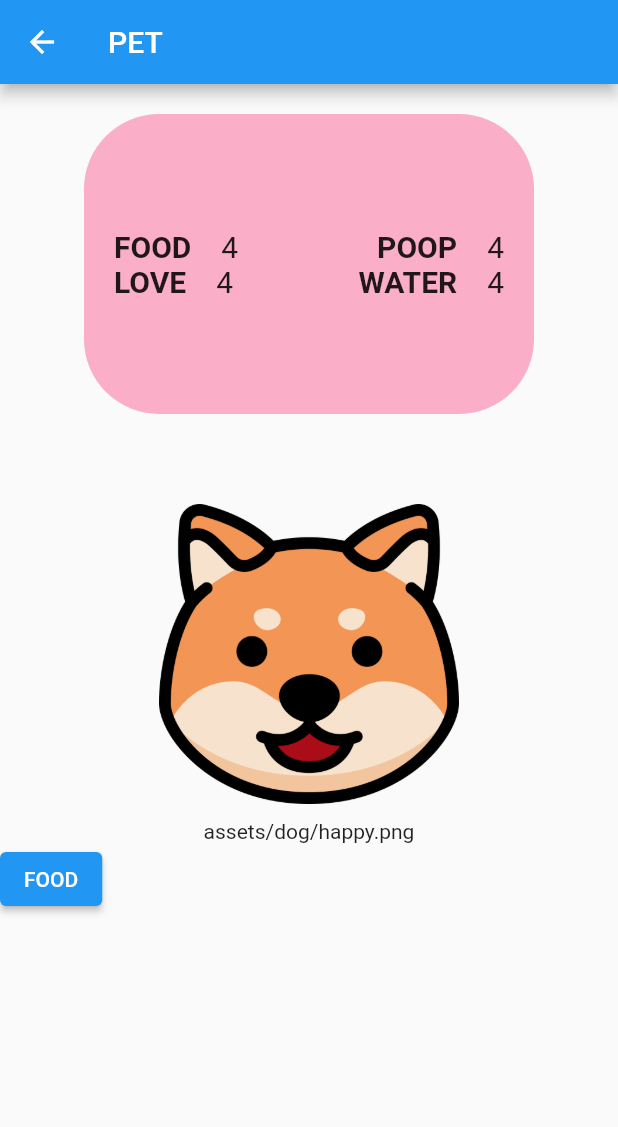
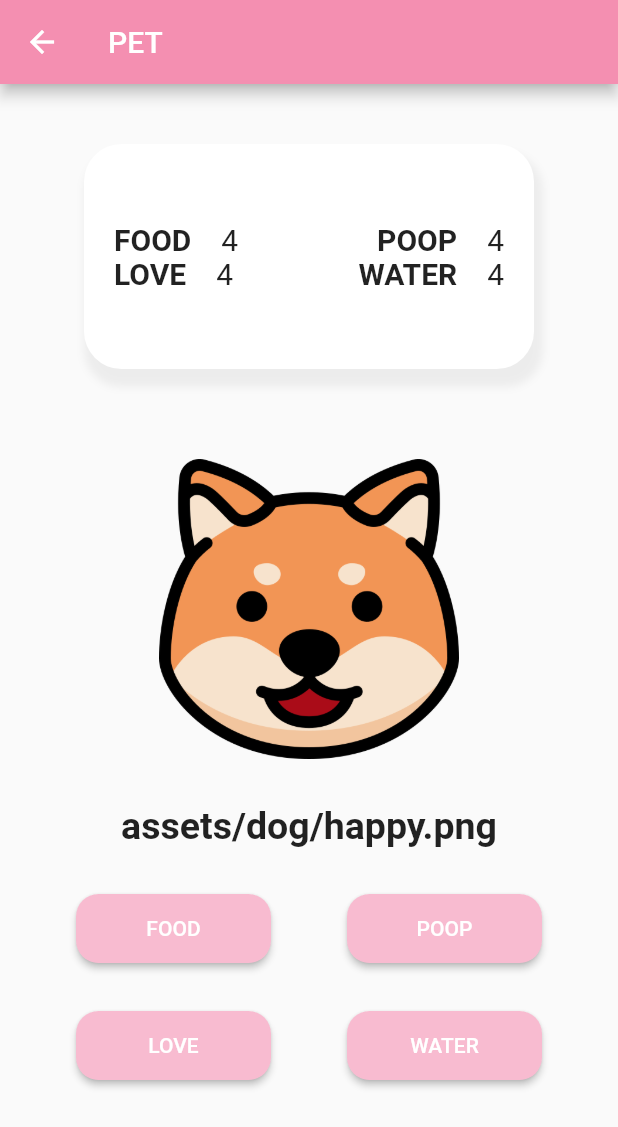
Before and after one commit to calistanguyen/pet_simulator, a Flutter app: the GamePage screen opened directly, on a phone screen of 412 x 824 dp. Shown: the top 1127 px of the screen. Run offline on Flutter 3.47's test engine with Material 2 defaults, Android fonts, the phone set to English and light mode, and no system bars.

Commit message:
fixing UI

```diff
--- a/lib/game.dart
+++ b/lib/game.dart
@@ -10,19 +10,30 @@ class GamePage extends StatelessWidget {
   @override
   Widget build(BuildContext context) {
     return Scaffold(
-      appBar: AppBar(title: const Text("PET")),
+      appBar:
+          AppBar(title: const Text("PET"), backgroundColor: Colors.pink[200]),
       body: Padding(
-        padding: const EdgeInsets.only(top: 20.0),
+        padding: const EdgeInsets.only(top: 40.0),
         child: Column(
           children: [
             Center(
               child: Container(
                 width: 300,
-                  height: 200,
+                height: 150,
                 padding: const EdgeInsets.only(left: 20, right: 20),
                 decoration: BoxDecoration(
-                      borderRadius: BorderRadius.circular(50),
-                      color: const Color.fromARGB(255, 251, 174, 200)),
+                  borderRadius: BorderRadius.circular(25),
+                  color: Colors.white,
+                  boxShadow: [
+                    BoxShadow(
+                      color: const Color.fromARGB(255, 205, 205, 205)
+                          .withOpacity(0.3),
+                      spreadRadius: 3,
+                      blurRadius: 4,
+                      offset: Offset(3, 9), // changes position of shadow
+                    ),
+                  ],
+                ),
                 child: Column(
                   mainAxisAlignment: MainAxisAlignment.center,
                   children: [
@@ -47,7 +58,8 @@ class GamePage extends StatelessWidget {
                       ],
                     ),
                   ],
-                  )),
+                ),
+              ),
             ),
             Padding(
               padding: const EdgeInsets.only(top: 50),
@@ -65,10 +77,35 @@ class GamePage extends StatelessWidget {
                 ),
               ),
             ),
-            Text(pet.getStateImage().toString()),
+            Padding(
+              padding: const EdgeInsets.only(top: 20, bottom: 30),
+              child: Text(
+                pet.getStateImage().toString(),
+                style:
+                    const TextStyle(fontWeight: FontWeight.w700, fontSize: 25),
+              ),
+            ),
             Row(
-              children: [StatusButton(status: pet.getStatus(StatusType.FOOD))],
-            )
+              mainAxisAlignment: MainAxisAlignment.spaceEvenly,
+              crossAxisAlignment: CrossAxisAlignment.center,
+              children: [
+                StatusButton(status: pet.getStatus(StatusType.FOOD)),
+                StatusButton(
+                  status: pet.getStatus(StatusType.BATHROOM),
+                ),
+              ],
+            ),
+            const Padding(padding: EdgeInsets.only(top: 30)),
+            Row(
+              mainAxisAlignment: MainAxisAlignment.spaceEvenly,
+              crossAxisAlignment: CrossAxisAlignment.center,
+              children: [
+                StatusButton(status: pet.getStatus(StatusType.LOVE)),
+                StatusButton(
+                  status: pet.getStatus(StatusType.WATER),
+                ),
+              ],
+            ),
           ],
         ),
       ),
--- a/lib/widget/button.dart
+++ b/lib/widget/button.dart
@@ -7,9 +7,20 @@ class StatusButton extends StatelessWidget {
 
   @override
   Widget build(BuildContext context) {
-    return ElevatedButton(
-      onPressed: () => {status.increaseAmount()},
-      child: Text(status.getType()),
+    return SizedBox(
+      width: 130,
+      child: ElevatedButton(
+        onPressed: () => {status.increaseAmount()},
+        style: ElevatedButton.styleFrom(
+          primary: Colors.pink[100],
+          shape:
+              RoundedRectangleBorder(borderRadius: BorderRadius.circular(15)),
+        ),
+        child: Padding(
+          padding: const EdgeInsets.all(15.0),
+          child: Text(status.getType()),
+        ),
+      ),
     );
   }
 }
```
Also changed, not shown: lib/main.dart (+17 -20 lines). Lines whose indentation alone changed are shown as unchanged.
